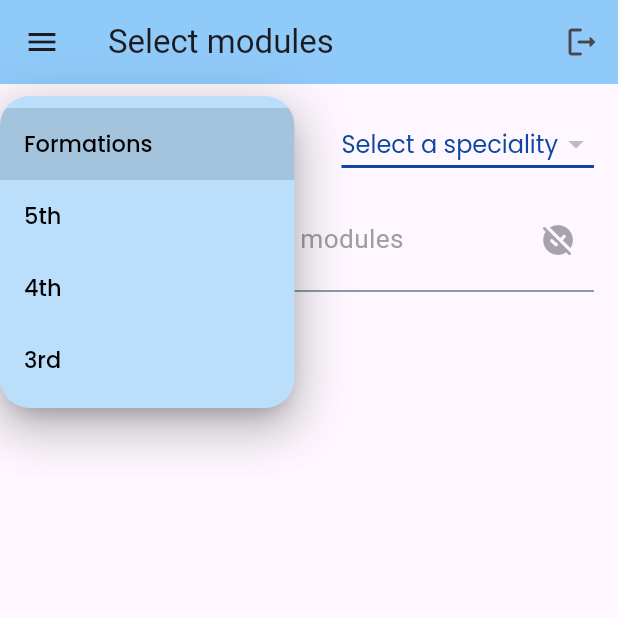
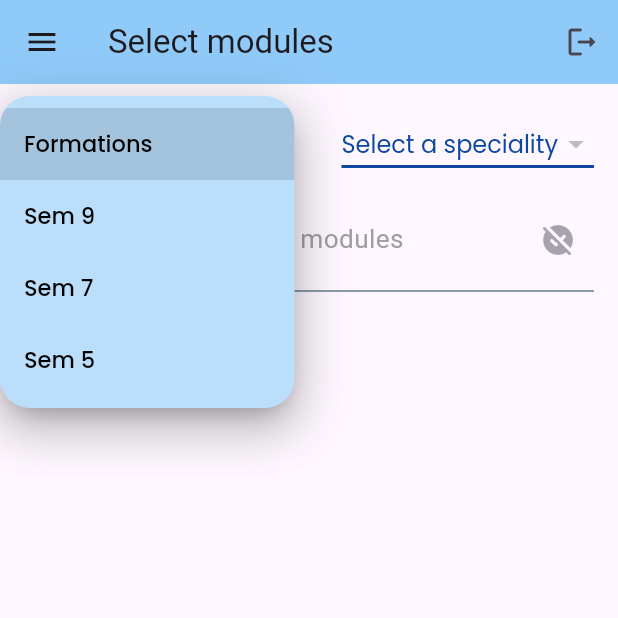
Before and after one commit to Houasnia-Aymen-Ahmed/Attendify-App, a Flutter app: the SelectModule screen opened directly with empty values, after a tap on "Select a grade", on a phone screen of 412 x 824 dp, the top half of it. Run offline on Flutter 3.47's test engine with Material 3 defaults, Android fonts, the phone set to English and light mode, and no system bars; our stand-ins replace cloud_firestore, file_picker, firebase_auth, firebase_core, flutter_spinkit, google_fonts and 1 more; missing offline and left inert: excel; accounts and stored records are empty; generated files the repository leaves out were written again.

```diff
--- a/attendify/lib/shared/constants.dart
+++ b/attendify/lib/shared/constants.dart
@@ -116,7 +116,8 @@ DropdownButton<String> dropDownBtn({
 }) {
   dynamic items = type == "grade"
       ? modulesMap.keys.toList()
-      : modulesMap[gradeVal]?.keys.toList() ?? ["iriia"];
+      : modulesMap[gradeVal]?.keys.toList() ?? ['item'];
+
   return DropdownButton<String>(
     padding: const EdgeInsets.all(8.0),
     elevation: 16,
@@ -171,153 +172,123 @@ const modulesMap = {
       "session_10",
     ]
   },
-  "5th": {
+  "Sem 9": {
     "iriia": [
-      "Advanced AI (Deep Learning)",
-      "Virualization & Industrial Control on the Cloud",
+      "Academic Ethics and Deontology",
+      "Advanced Artificial Intelligence (Deep Learning)",
+      "Home Automation for Renewable Energy",
+      "Industrial Metrology",
       "Mobile Applications & HMI under Android",
-      "Home Automation for Renewable Energy",
       "N-tier Development",
       "Smart Grids",
-      "Industrial Metrology",
+      "Virualization & Industrial Control on the Cloud",
       "Workshop: Entrepreneurship & Startup Establishment",
-      "Academic Ethics",
     ],
     "er": [
-      "5th er modules 1",
-      "5th er modules 2",
-      "5th er modules 3",
-      "5th er modules 4",
-      "5th er modules 5",
-      "5th er modules 6",
-      "5th er modules 7",
-      "5th er modules 8",
-      "5th er modules 9",
+      "Electrical Energy Quality",
+      "Energy Audit",
+      "Energy Transition and Legislation &amp; Regulation",
+      "Innovation, Intellectual Property and Ethics",
+      "Microgrids and Smart Grids",
+      "Monitoring, Diagnosis and Maintenance of Energy Systems",
+      "Project Management and Life Cycle Analysis",
+      "Techno-economic Optimisation of Hybrid Systems",
+      "Technological Trends",
+      "Workshop 1: Entrepreneurship and Startup Establishment",
+      "Workshop 2 : Engineering Project Study",
     ],
     "micro": [""],
     "ge": [""],
     "gh": [""],
   },
-  "4th": {
+  "Sem 7": {
     "iriia": [
-      "4th iriia modules 1",
-      "4th iriia modules 2",
-      "4th iriia modules 3",
-      "4th iriia modules 4",
-      "4th iriia modules 5",
-      "4th iriia modules 6",
-      "4th iriia modules 7",
-      "4th iriia modules 8",
-      "4th iriia modules 9",
+      "Human-Machine Interaction for Industry",
+      "Industrial Local Area Networks",
+      "Industrial Programmable Logic Controllers",
+      "Machine Learning",
+      "Programming networks and web services",
+      "µ-Controllers 2",
     ],
     "er": [
-      "4th er modules 1",
-      "4th er modules 2",
-      "4th er modules 3",
-      "4th er modules 4",
-      "4th er modules 5",
-      "4th er modules 6",
-      "4th er modules 7",
-      "4th er modules 8",
-      "4th er modules 9",
+      "Building Energy",
+      "Design and Optimisation of PV Power Plants",
+      "Design and Optimization of Wind Power Plants",
+      "Energy Storage",
+      "Green hydrogen supply chains",
+      "Modelling and Optimisation of Energy Systems",
     ],
     "micro": [
-      "4th micro modules 1",
-      "4th micro modules 2",
-      "4th micro modules 3",
-      "4th micro modules 4",
-      "4th micro modules 5",
-      "4th micro modules 6",
-      "4th micro modules 7",
-      "4th micro modules 8",
-      "4th micro modules 9",
+      "Integrated circuit design 1",
+      "Photovoltaic devices",
+      "Electronic functions 1",
+      "µ-Controllers 2",
+      "Legal metrology",
+      "Simulation tools",
+      "Digital signal processing",
     ],
     "ge": [
-      "4th ge modules 1",
-      "4th ge modules 2",
-      "4th ge modules 3",
-      "4th ge modules 4",
-      "4th ge modules 5",
-      "4th ge modules 6",
-      "4th ge modules 7",
-      "4th ge modules 8",
-      "4th ge modules 9",
+      "Basic Linear Control Systems",
+      "Electronique Analogique",
+      "Electromagnetism and waves",
+      "Fundamental Electrotechnics",
+      "Mathematics for engineers",
+      "Sensors and measuring instruments",
+      "Signal processing",
     ],
-    "gh": [
-      "4th gh modules 1",
-      "4th gh modules 2",
-      "4th gh modules 3",
-      "4th gh modules 4",
-      "4th gh modules 5",
-      "4th gh modules 6",
-      "4th gh modules 7",
-      "4th gh modules 8",
-      "4th gh modules 9",
-    ],
+    "gh": [""],
   },
-  "3rd": {
+  "Sem 5": {
     "iriia": [
-      "3rd iriia modules 1",
-      "3rd iriia modules 2",
-      "3rd iriia modules 3",
-      "3rd iriia modules 4",
-      "3rd iriia modules 5",
-      "3rd iriia modules 6",
-      "3rd iriia modules 7",
-      "3rd iriia modules 8",
-      "3rd iriia modules 9",
+      "Computer Networks 1",
+      "Computer Architecture",
+      "Operating systems",
+      "Renewable Energy &amp; Energy Efficiency",
+      "Sensors and Actuators",
     ],
     "er": [
-      "3rd er modules 1",
-      "3rd er modules 2",
-      "3rd er modules 3",
-      "3rd er modules 4",
-      "3rd er modules 5",
-      "3rd er modules 6",
-      "3rd er modules 7",
-      "3rd er modules 8",
-      "3rd er modules 9",
+      "Electrical Machines",
+      "Fluid mechanics",
+      "Renewable Energy Resources",
+      "Scientific computing and programming",
+      "Applied Thermodynamics",
+      "Workshop 1",
     ],
     "micro": [
-      "3rd micro modules 1",
-      "3rd micro modules 2",
-      "3rd micro modules 3",
-      "3rd micro modules 4",
-      "3rd micro modules 5",
-      "3rd micro modules 6",
+      "Circuit theory",
+      "Combinational and Sequential Logic",
+      "Maths Complex analysis",
+      "Renewable Energy",
+      "Semiconductor Physics 1",
+      "Signal Theory",
       "3rd micro modules 7",
       "3rd micro modules 8",
       "3rd micro modules 9",
     ],
     "ge": [
-      "3rd ge modules 1",
-      "3rd ge modules 2",
-      "3rd ge modules 3",
-      "3rd ge modules 4",
-      "3rd ge modules 5",
-      "3rd ge modules 6",
-      "3rd ge modules 7",
-      "3rd ge modules 8",
-      "3rd ge modules 9",
+      "Basic Linear Control Systems",
+      "Electronique Analogique",
+      "Electromagnetism and waves",
+      "Fundamental Electrotechnics",
+      "Mathematics for engineers",
+      "Sensors and measuring instruments",
+      "Signal processing",
     ],
-    "gh": [
-      "3rd gh modules 1",
-      "3rd gh modules 2",
-      "3rd gh modules 3",
-      "3rd gh modules 4",
-      "3rd gh modules 5",
-      "3rd gh modules 6",
-      "3rd gh modules 7",
-      "3rd gh modules 8",
-      "3rd gh modules 9",
-    ],
+    "gh": [""],
   }
 };
 
 const Map<String, List<String>> specialities = {
-  '3rd': ['er', 'ge', 'gh', 'iriia', 'micro'],
-  '4th': ['er', 'ge', 'gh', 'iriia', 'micro'],
-  '5th': ['er', 'ge', 'gh', 'iriia', 'micro'],
+  /* 'Sem 1': ['er', 'ge', 'gh', 'iriia', 'micro'],
+  'Sem 2': ['er', 'ge', 'gh', 'iriia', 'micro'],
+  'Sem 3': ['er', 'ge', 'gh', 'iriia', 'micro'],
+  'Sem 4': ['er', 'ge', 'gh', 'iriia', 'micro'], */
+  'Sem 5': ['er', 'ge', 'gh', 'iriia', 'micro'],
+  'Sem 6': ['er', 'ge', 'gh', 'iriia', 'micro'],
+  'Sem 7': ['er', 'ge', 'gh', 'iriia', 'micro'],
+  'Sem 8': ['er', 'ge', 'gh', 'iriia', 'micro'],
+  'Sem 9': ['er', 'ge', 'gh', 'iriia', 'micro'],
+  'Sem 10': ['er', 'ge', 'gh', 'iriia', 'micro'],
   'formations': ['python'],
 };
 
--- a/attendify/lib/views/home/body.dart
+++ b/attendify/lib/views/home/body.dart
@@ -45,7 +45,6 @@ class _BuildBodyState extends State<BuildBody> {
               message: "No module data available for student");
         } else {
           List<Module> modules = snapshot.data!;
-          print(modules[0].name);
           return Column(
             children: [
               const Padding(
--- a/attendify/lib/views/home/drawer.dart
+++ b/attendify/lib/views/home/drawer.dart
@@ -36,7 +36,9 @@ class BuildDrawer extends StatelessWidget {
             child: ListView(
               children: [
                 userAccountDrawerHeader(
-                  username: student?.userName ?? "UserName",
+                  username: userType == "teacher"
+                      ? teacher?.userName ?? "Teacher"
+                      : student?.userName ?? "Student",
                   email: authService.currentUsr?.email ?? "user@hns-re2sd.dz",
                 ),
                 if (userType == "student")
--- a/attendify/lib/views/home/student/module_from_student.dart
+++ b/attendify/lib/views/home/student/module_from_student.dart
@@ -40,11 +40,15 @@ class _ModuleViewFromStudentState extends State<ModuleViewFromStudent> {
       builder: (context, snapshot) {
         if (snapshot.connectionState == ConnectionState.waiting) {
           return const Loading();
-        } else if (!snapshot.hasData) {
+        } else if (snapshot.hasError) {
           return ErrorPages(
             title: "Server Error",
             message: snapshot.error.toString(),
           );
+        } else if (!snapshot.hasData) {
+          return const ErrorPages(
+              title: "Error 404: Not Found",
+              message: "No module data available for student");
         } else {
           Module module = snapshot.data!;
           Map<String, dynamic> attendanceTable = module.attendanceTable;
--- a/attendify/lib/views/home/student/student_view.dart
+++ b/attendify/lib/views/home/student/student_view.dart
@@ -26,13 +26,13 @@ class StudentView extends StatelessWidget {
         authService.currentUsr!.uid,
       ),
       builder: (context, snapshot) {
-        if (snapshot.hasError) {
+        if (snapshot.connectionState == ConnectionState.waiting) {
+          return const Loading();
+        } else if (snapshot.hasError) {
           return ErrorPages(
             title: "Server Error",
             message: snapshot.error.toString(),
           );
-        } else if (snapshot.connectionState == ConnectionState.waiting) {
-          return const Loading();
         } else if (!snapshot.hasData) {
           return const ErrorPages(
             title: "Error 404: Not Found",
--- a/attendify/lib/views/home/teacher/module_from_teacher.dart
+++ b/attendify/lib/views/home/teacher/module_from_teacher.dart
@@ -29,7 +29,7 @@ class _ModuleViewFromTeacherState extends State<ModuleViewFromTeacher> {
           return const Loading();
         } else if (snapshot.hasError) {
           return ErrorPages(
-            title: "Server error",
+            title: "Server Error",
             message: snapshot.error.toString(),
           );
         } else if (!snapshot.hasData || snapshot.data!.isEmpty) {
@@ -42,11 +42,13 @@ class _ModuleViewFromTeacherState extends State<ModuleViewFromTeacher> {
           return StreamBuilder<Module>(
             stream: _databaseService.getModuleStream(widget.module.uid),
             builder: (context, snapshot) {
-              if (!snapshot.hasData) {
+              if (snapshot.hasError) {
                 return ErrorPages(
                   title: "Server Error",
                   message: snapshot.error.toString(),
                 );
+              } else if (!snapshot.hasData) {
+                return const Loading();
               } else {
                 Module module = snapshot.data!;
                 return Scaffold(
--- a/attendify/pubspec.yaml
+++ b/attendify/pubspec.yaml
@@ -16,7 +16,7 @@ publish_to: "none" # Remove this line if you wish to publish to pub.dev
 # https://developer.apple.com/library/archive/documentation/General/Reference/InfoPlistKeyReference/Articles/CoreFoundationKeys.html
 # In Windows, build-name is used as the major, minor, and patch parts
 # of the product and file versions while build-number is used as the build suffix.
-version: 1.0.2+1
+version: 1.0.3+1
 
 environment:
   sdk: ">=3.2.0-131.0.dev <4.0.0"
```
Also changed, not shown: attendify/lib/services/databases.dart (+27 -10 lines), attendify/lib/shared/module_list_view.dart (+31 -25 lines), attendify/lib/views/home/teacher/presence_table.dart (+12 -8 lines), attendify/lib/views/home/teacher/teacher_view.dart (+9 -4 lines).
